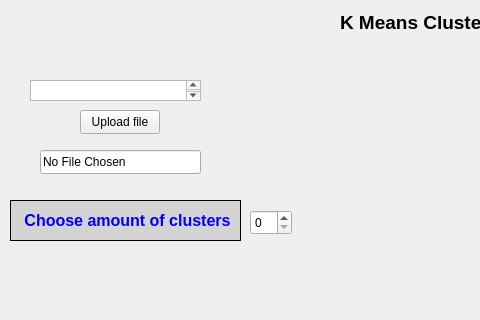
Qt form application/mainwindow.ui (Goathemode/DSBA-CPP-2024-Project) before a commit; both pictures show x 0 to 480 and y 0 to 320 of the 879 by 641 pixel window.
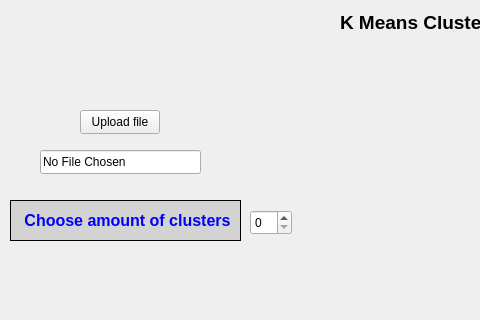
The same form after that commit.

```diff
--- a/application/mainwindow.ui
+++ b/application/mainwindow.ui
@@ -126,16 +126,6 @@
      <string>No File Chosen</string>
     </property>
    </widget>
-   <widget class="QTextEdit" name="textEdit">
-    <property name="geometry">
-     <rect>
-      <x>30</x>
-      <y>80</y>
-      <width>171</width>
-      <height>21</height>
-     </rect>
-    </property>
-   </widget>
   </widget>
   <widget class="QMenuBar" name="menubar">
    <property name="geometry">
```
